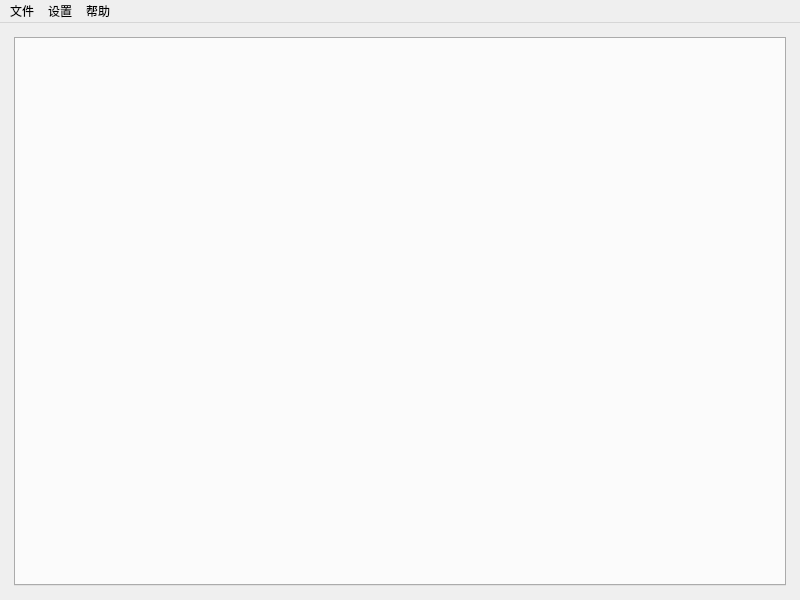
This is SystemsLoader/MainWindow.ui in afx919/DesktopSystems as Qt 5 draws it before an edit. The edited form follows.
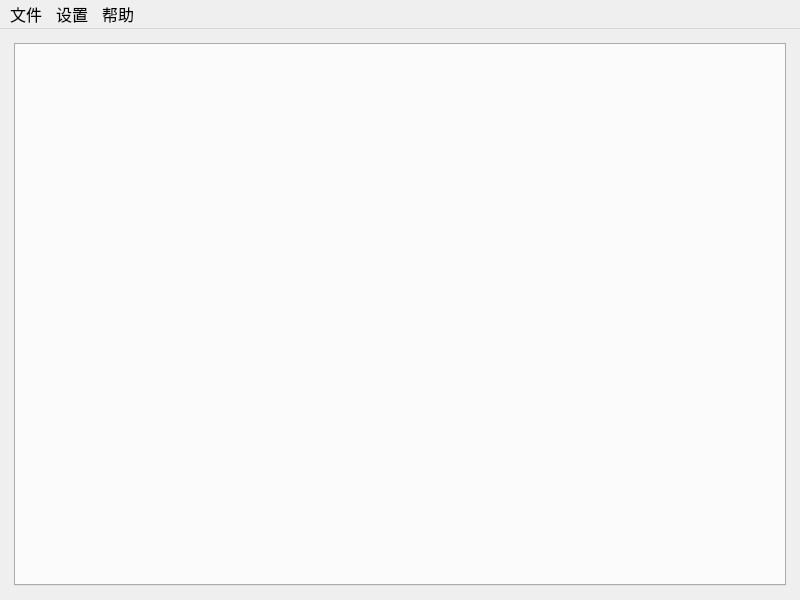
This is the edited form.

Diff of the .ui file:
```diff
--- a/SystemsLoader/MainWindow.ui
+++ b/SystemsLoader/MainWindow.ui
@@ -46,6 +46,12 @@
       </property>
       <item>
        <widget class="QTabWidget" name="tab_settings">
+        <property name="font">
+         <font>
+          <family>微软雅黑</family>
+          <pointsize>14</pointsize>
+         </font>
+        </property>
         <property name="acceptDrops">
          <bool>false</bool>
         </property>
@@ -64,9 +70,15 @@
      <x>0</x>
      <y>0</y>
      <width>800</width>
-     <height>19</height>
+     <height>24</height>
     </rect>
    </property>
+   <property name="font">
+    <font>
+     <family>微软雅黑</family>
+     <pointsize>12</pointsize>
+    </font>
+   </property>
    <widget class="QMenu" name="menu">
     <property name="title">
      <string>文件</string>
```
